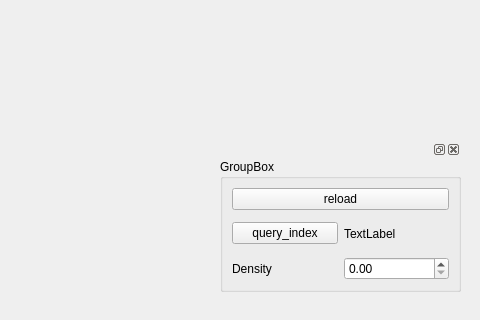
Before: the Qt Designer form renderarea.ui in oliversssf2/ui_app, drawn with Qt 5; both pictures show x 320 to 800 and y 480 to 800 of the 800 by 800 pixel window.
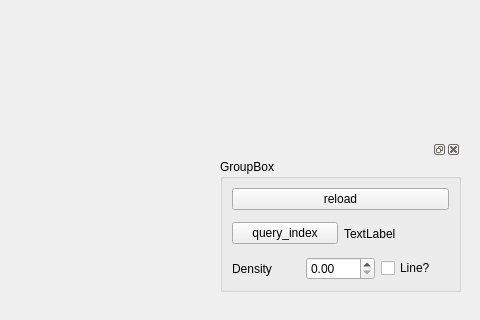
After: the same form once the commit is applied.

Commit message: function to hide the boxes and inspection lines

Diff of the .ui file:
```diff
--- a/renderarea.ui
+++ b/renderarea.ui
@@ -89,6 +89,13 @@
           </property>
          </widget>
         </item>
+        <item>
+         <widget class="QCheckBox" name="checkBox">
+          <property name="text">
+           <string>Line?</string>
+          </property>
+         </widget>
+        </item>
        </layout>
       </item>
      </layout>
```
The commit also changes 4 other files.
